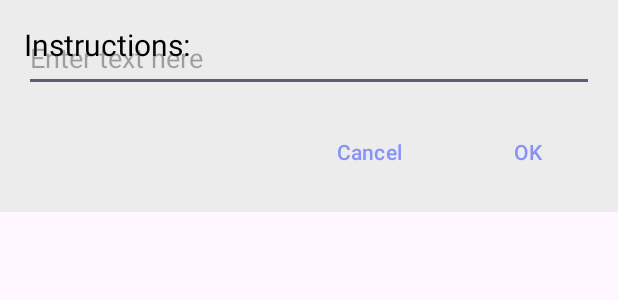
After one commit to PetrosBompotis/WorkoutPlanner, an Android app: the layout custom_dialog_box.xml on its own in the app's theme, with its tools: preview values and no code run, on a phone screen of 412 x 824 dp. The commit adds this screen. Shown: the top 300 px of the screen. Run offline under Robolectric (Android 15) with nearby library versions, the phone set to English and light mode, and no system bars; network calls fail.

Commit message:
update set + custom dialog pt1

```diff
--- a/frontend/app/src/main/java/com/example/workoutplanner/SetAdapter.java
+++ b/frontend/app/src/main/java/com/example/workoutplanner/SetAdapter.java
@@ -31,6 +31,7 @@ public class SetAdapter extends RecyclerView.Adapter<SetViewHolder> {
         holder.setsEditText.setText(set.getNumberOfSets().toString());
         holder.weightEditText.setText(set.getWeight().toString());
         holder.deleteSetImageButton.setTag(set.getId().toString());
+        holder.updateSetImageButton.setTag(set.getId().toString());
     }
 
     @Override
--- /dev/null
+++ b/frontend/app/src/main/res/drawable/baseline_check_24.xml
@@ -0,0 +1,5 @@
+<vector xmlns:android="http://schemas.android.com/apk/res/android" android:height="24dp" android:tint="#1DBD1B" android:viewportHeight="24" android:viewportWidth="24" android:width="24dp">
+
+    <path android:fillColor="@android:color/white" android:pathData="M9,16.17L4.83,12l-1.42,1.41L9,19 21,7l-1.41,-1.41z"/>
+
+</vector>
--- /dev/null
+++ b/frontend/app/src/main/res/drawable/baseline_delete_forever_red.xml
@@ -0,0 +1,5 @@
+<vector xmlns:android="http://schemas.android.com/apk/res/android" android:height="24dp" android:tint="#FF1D1D" android:viewportHeight="24" android:viewportWidth="24" android:width="24dp">
+
+    <path android:fillColor="@android:color/white" android:pathData="M6,19c0,1.1 0.9,2 2,2h8c1.1,0 2,-0.9 2,-2L18,7L6,7v12zM8.46,11.88l1.41,-1.41L12,12.59l2.12,-2.12 1.41,1.41L13.41,14l2.12,2.12 -1.41,1.41L12,15.41l-2.12,2.12 -1.41,-1.41L10.59,14l-2.13,-2.12zM15.5,4l-1,-1h-5l-1,1L5,4v2h14L19,4z"/>
+
+</vector>
--- /dev/null
+++ b/frontend/app/src/main/res/layout/custom_dialog_box.xml
@@ -0,0 +1,52 @@
+<?xml version="1.0" encoding="utf-8"?>
+<RelativeLayout xmlns:android="http://schemas.android.com/apk/res/android"
+    android:layout_width="match_parent"
+    android:layout_height="wrap_content"
+    android:background="@color/grey22"
+    android:padding="16dp">
+
+    <TextView
+        android:id="@+id/customDialogTextView"
+        android:layout_width="wrap_content"
+        android:layout_height="wrap_content"
+        android:text="Instructions:"
+        android:textColor="@android:color/black"
+        android:textSize="20sp"
+        android:layout_alignParentStart="true"
+        android:layout_marginBottom="8dp"/>
+
+    <EditText
+        android:id="@+id/editText"
+        android:layout_width="match_parent"
+        android:layout_height="wrap_content"
+        android:hint="Enter text here"
+        android:layout_below="@id/textView"
+        android:layout_marginBottom="16dp"/>
+
+    <LinearLayout
+        android:layout_below="@id/editText"
+        android:layout_width="match_parent"
+        android:layout_height="wrap_content"
+        android:orientation="horizontal"
+        android:gravity="end">
+
+        <Button
+            android:id="@+id/button_cancel"
+            android:layout_width="wrap_content"
+            android:layout_height="wrap_content"
+            android:textColor="@color/lavender"
+            android:text="Cancel"
+            android:background="@android:color/transparent"
+            android:layout_marginEnd="8dp"/>
+
+        <Button
+            android:id="@+id/button_submit"
+            android:layout_width="wrap_content"
+            android:layout_height="wrap_content"
+            android:text="OK"
+            android:textColor="@color/lavender"
+            android:background="@android:color/transparent"
+            android:layout_marginStart="8dp"/>
+
+    </LinearLayout>
+</RelativeLayout>
--- a/frontend/app/src/main/res/values/colors.xml
+++ b/frontend/app/src/main/res/values/colors.xml
@@ -4,4 +4,5 @@
     <color name="white">#FFFFFFFF</color>
     <color name="lavender">#8692f7</color>
     <color name="purple">#FFBB86FC</color>
+    <color name="grey22">#ECECEC</color>
 </resources>
```
Also changed, not shown: frontend/app/src/main/java/com/example/workoutplanner/ExerciseDetailActivity.java (+49 -0 lines), frontend/app/src/main/java/com/example/workoutplanner/SetViewHolder.java (+9 -1 lines), frontend/app/src/main/java/com/example/workoutplanner/WorkoutFragment.java (+55 -5 lines), frontend/app/src/main/res/layout/set_item.xml (+11 -1 lines).
